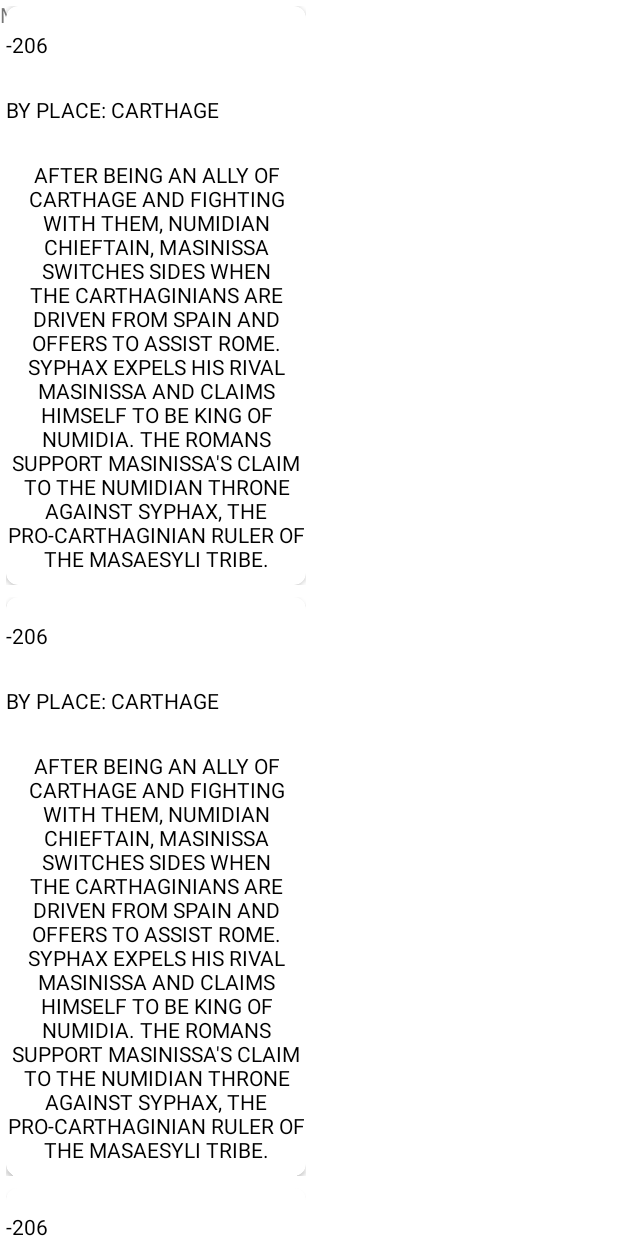
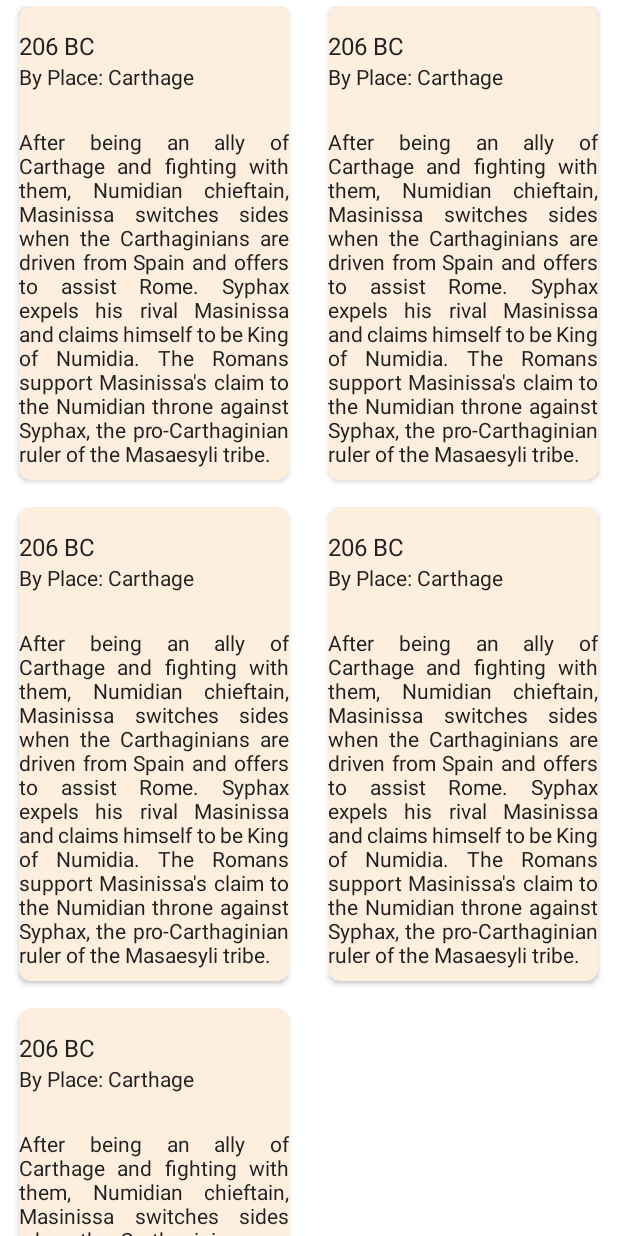
Before and after one commit to Johnccg/ExamenPracticoMoviles, an Android app: the screen it shows after launch (HistoryActivity), on a phone screen of 412 x 824 dp. Run offline under Robolectric (Android 15) with nearby library versions, the phone set to English and light mode, and no system bars; libraries missing offline, so code that uses them is left out: com.parse; 1 statement that could not run was skipped.

Commit message:
feat:Embellecer vista

```diff
--- a/app/src/main/java/com/example/exmenmoviles/data/HistoryRepository.kt
+++ b/app/src/main/java/com/example/exmenmoviles/data/HistoryRepository.kt
@@ -1,14 +1,12 @@
 package com.example.exmenmoviles.data
 
-import android.util.Log
 import com.example.exmenmoviles.data.api.model.facts.Data
 import com.example.exmenmoviles.data.api.model.facts.facts
 import com.example.exmenmoviles.data.api.model.facts.Result
-import com.example.exmenmoviles.data.network.NetworkModuleDI
-import com.example.pokedex_lab.data.api.PokemonApiClient
+import com.example.pokedex_lab.data.api.FactsApiClient
 
 class HistoryRepository {
-    private val apiHistory = PokemonApiClient()
+    private val apiHistory = FactsApiClient()
 
     /**
      * Función para llamar hacer una llamada ala base de datos y obtener la lsita de datos históricos
--- a/app/src/main/java/com/example/exmenmoviles/data/api/PokemonAPIService.kt
+++ b/app/src/main/java/com/example/exmenmoviles/data/api/FactsAPIService.kt
@@ -4,7 +4,7 @@ import com.example.exmenmoviles.data.api.model.facts.facts
 import retrofit2.http.GET
 import retrofit2.http.Query
 
-interface PokemonAPIService {
+interface FactsAPIService {
     @GET("hello")
     suspend fun getPokemonList(
         @Query("page") page:Int
--- a/app/src/main/java/com/example/exmenmoviles/data/api/PokemonApiClient.kt
+++ b/app/src/main/java/com/example/exmenmoviles/data/api/FactsApiClient.kt
@@ -2,8 +2,8 @@ package com.example.pokedex_lab.data.api
 
 import com.example.exmenmoviles.data.api.model.facts.facts
 
-class PokemonApiClient {
-    private lateinit var api: PokemonAPIService
+class FactsApiClient {
+    private lateinit var api: FactsAPIService
 
     suspend fun getFactsList(page:Int): facts?{
         api = NetworkModuleDI()
--- a/app/src/main/java/com/example/exmenmoviles/data/api/NetworkModuleDI.kt
+++ b/app/src/main/java/com/example/exmenmoviles/data/api/NetworkModuleDI.kt
@@ -6,18 +6,15 @@ import retrofit2.Retrofit
 import retrofit2.converter.gson.GsonConverterFactory
 
 object NetworkModuleDI {
-    //ayudan a hacer las llamadas con HTTP y convertir las respuestas en objetos JSON funcionales.
     private val gsonFactory: GsonConverterFactory = GsonConverterFactory.create()
     private val okHttpClient: OkHttpClient = OkHttpClient()
 
-    //invoke es una forma de llamar este método al momento de inicializar una clase o una instancia de esta misma,
-    //si bien no es un constructor nos ayuda a pasar un segundo paso y ejecutar este método para dejar más claro el código.
-    operator fun invoke(): PokemonAPIService {
+    operator fun invoke(): FactsAPIService {
         return Retrofit.Builder()
             .baseUrl(Constants.BASE_URL)
             .client(okHttpClient)
             .addConverterFactory(gsonFactory)
             .build()
-            .create(PokemonAPIService::class.java)
+            .create(FactsAPIService::class.java)
     }
 }
--- a/app/src/main/java/com/example/exmenmoviles/framework/adapters/viewholders/FactsViewHolder.kt
+++ b/app/src/main/java/com/example/exmenmoviles/framework/adapters/viewholders/FactsViewHolder.kt
@@ -7,7 +7,11 @@ import com.example.exmenmoviles.databinding.ItemFactBinding
 
 class FactsViewHolder(private val binding: ItemFactBinding): RecyclerView.ViewHolder(binding.root) {
     fun bind(item: Data, context: Context){
-        binding.TVDate.text = item.date
+        if (item.date.substring(0,1) == "-"){
+            binding.TVDate.text = "${item.date.substring(1)} BC"
+        } else {
+            binding.TVDate.text = "${item.date} AD"
+        }
         binding.TVCategory.text = "${item.category1}: ${item.category2}"
         binding.TVDescription.text = item.description
     }
--- a/app/src/main/java/com/example/exmenmoviles/framework/views/HistoryActivity.kt
+++ b/app/src/main/java/com/example/exmenmoviles/framework/views/HistoryActivity.kt
@@ -6,7 +6,6 @@ import androidx.appcompat.app.AppCompatActivity
 import androidx.recyclerview.widget.GridLayoutManager
 import androidx.recyclerview.widget.LinearLayoutManager
 import com.example.exmenmoviles.data.api.model.facts.Data
-import com.example.exmenmoviles.data.api.model.facts.facts
 import com.example.exmenmoviles.data.network.NetworkModuleDI
 import com.example.exmenmoviles.databinding.ActivityHistoryBinding
 import com.example.exmenmoviles.framework.adapters.FactsAdapter
@@ -40,17 +39,12 @@ class HistoryActivity: AppCompatActivity() {
 
     private fun setUpRecyclerView(dataForList:ArrayList<Data>){
         binding.RVPokemon.setHasFixedSize(true)
-        //es una lista continua de elementos donde su punto más importante es su orientación Vertical u Horizontal
-         val linearLayoutManager = LinearLayoutManager(
-                    this,//Ya que estamos e un fragment no usa this esta función toma el context del padre
-                    LinearLayoutManager.VERTICAL,
-                    false)
-//        val gridLayoutManager = GridLayoutManager(
-//            this,//Ya que estamos e un fragment no usa this esta función toma el context del padre
-//            3,
-//            GridLayoutManager.VERTICAL,
-//            false)
-        binding.RVPokemon.layoutManager = linearLayoutManager
+        val gridLayoutManager = GridLayoutManager(
+            this,
+            2,
+            GridLayoutManager.VERTICAL,
+            false)
+        binding.RVPokemon.layoutManager = gridLayoutManager
         adapter.factsAdapter(dataForList, this)
         binding.RVPokemon.adapter = adapter
     }
--- a/app/src/main/res/layout/activity_history.xml
+++ b/app/src/main/res/layout/activity_history.xml
@@ -3,11 +3,6 @@
     xmlns:android="http://schemas.android.com/apk/res/android"
     android:layout_width="match_parent"
     android:layout_height="match_parent">
-    <TextView
-        android:layout_width="match_parent"
-        android:layout_height="match_parent"
-        android:text="Me veo">
-    </TextView>
     <androidx.recyclerview.widget.RecyclerView
         android:layout_width="match_parent"
         android:layout_height="match_parent"
--- a/app/src/main/res/layout/item_fact.xml
+++ b/app/src/main/res/layout/item_fact.xml
@@ -1,7 +1,7 @@
 <?xml version="1.0" encoding="utf-8"?>
 <LinearLayout
     xmlns:android="http://schemas.android.com/apk/res/android"
-    android:layout_width="wrap_content"
+    android:layout_width="match_parent"
     android:layout_height="wrap_content"
     xmlns:card_view="http://schemas.android.com/apk/res-auto"
     android:orientation="vertical"
@@ -12,8 +12,10 @@
     <androidx.cardview.widget.CardView
         android:layout_width="wrap_content"
         android:layout_height="wrap_content"
+        android:layout_gravity="center"
         card_view:cardCornerRadius="8dp"
-        >
+        android:backgroundTint="@color/primaryLight"
+        android:layout_marginBottom="10dp">
         <LinearLayout
             android:layout_width="wrap_content"
             android:layout_height="wrap_content"
@@ -21,36 +23,31 @@
             <TextView
                 android:layout_width="match_parent"
                 android:layout_height="wrap_content"
-                android:textSize="14sp"
-                android:textColor="@color/black"
-                android:layout_marginTop="16dp"
-                android:layout_marginBottom="8dp"
-                android:text="Nombre"
+                android:textSize="16sp"
+                android:textColor="@color/semiBlack"
+                android:layout_marginTop="15dp"
+                android:text="Fecha"
                 android:id="@+id/TVDate"
-                android:textAllCaps="true"
                 />
             <TextView
                 android:layout_width="match_parent"
                 android:layout_height="wrap_content"
                 android:textSize="14sp"
-                android:textColor="@color/black"
+                android:textColor="@color/semiBlack"
+                android:layout_marginBottom="8dp"
+                android:text="Categoria1: Categoria2"
+                android:id="@+id/TVCategory"
+                />
+            <TextView
+                android:layout_width="180dp"
+                android:layout_height="wrap_content"
+                android:textSize="14sp"
+                android:textColor="@color/semiBlack"
+                android:justificationMode="inter_word"
                 android:layout_marginTop="16dp"
                 android:layout_marginBottom="8dp"
-                android:text="Nombre"
-                android:id="@+id/TVCategory"
-                android:textAllCaps="true"
-                />
-            <TextView
-                android:layout_width="200dp"
-                android:layout_height="wrap_content"
-                android:textSize="14sp"
-                android:textColor="@color/black"
-                android:gravity="center"
-                android:layout_marginTop="16dp"
-                android:layout_marginBottom="8dp"
-                android:text="Nombre"
+                android:text="Lorem ipsum dolor sit amet, consectetur adipiscing elit. Proin dui turpis, ultricies et rutrum at, euismod id sem. Nam at fermentum ex. Mauris pellentesque magna sed metus lobortis tristique. Vivamus vitae arcu sit amet quam commodo varius. Aliquam vel dolor eget nunc gravida finibus. Suspendisse gravida mauris congue,"
                 android:id="@+id/TVDescription"
-                android:textAllCaps="true"
                 />
         </LinearLayout>
     </androidx.cardview.widget.CardView>
--- a/app/src/main/res/values/colors.xml
+++ b/app/src/main/res/values/colors.xml
@@ -1,5 +1,14 @@
 <?xml version="1.0" encoding="utf-8"?>
 <resources>
+    <color name="primaryDark">#ae8b6c</color>
+    <color name="primary">#d7bca6</color>
+    <color name="primaryLight">#fdeede</color>
+    <color name="accent">#9bc2e4</color>
+    <color name="accentVariant1">#e6f0f7</color>
+    <color name="accentVariant2">#559bdd</color>
+    <color name="semiWhite">#FAFAFA</color>
+    <color name="semiBlack">#212121</color>
+
     <color name="purple_200">#FFBB86FC</color>
     <color name="purple_500">#FF6200EE</color>
     <color name="purple_700">#FF3700B3</color>
--- a/app/src/main/res/values/themes.xml
+++ b/app/src/main/res/values/themes.xml
@@ -2,13 +2,13 @@
     <!-- Base application theme. -->
     <style name="Theme.ExámenMoviles" parent="Theme.MaterialComponents.DayNight.DarkActionBar">
         <!-- Primary brand color. -->
-        <item name="colorPrimary">@color/purple_500</item>
-        <item name="colorPrimaryVariant">@color/purple_700</item>
-        <item name="colorOnPrimary">@color/white</item>
+        <item name="colorPrimary">@color/primary</item>
+        <item name="colorPrimaryVariant">@color/primaryDark</item>
+        <item name="colorOnPrimary">@color/semiWhite</item>
         <!-- Secondary brand color. -->
-        <item name="colorSecondary">@color/teal_200</item>
-        <item name="colorSecondaryVariant">@color/teal_700</item>
-        <item name="colorOnSecondary">@color/black</item>
+        <item name="colorSecondary">@color/accent</item>
+        <item name="colorSecondaryVariant">@color/accentVariant2</item>
+        <item name="colorOnSecondary">@color/semiBlack</item>
         <!-- Status bar color. -->
         <item name="android:statusBarColor">?attr/colorPrimaryVariant</item>
         <!-- Customize your theme here. -->
```
